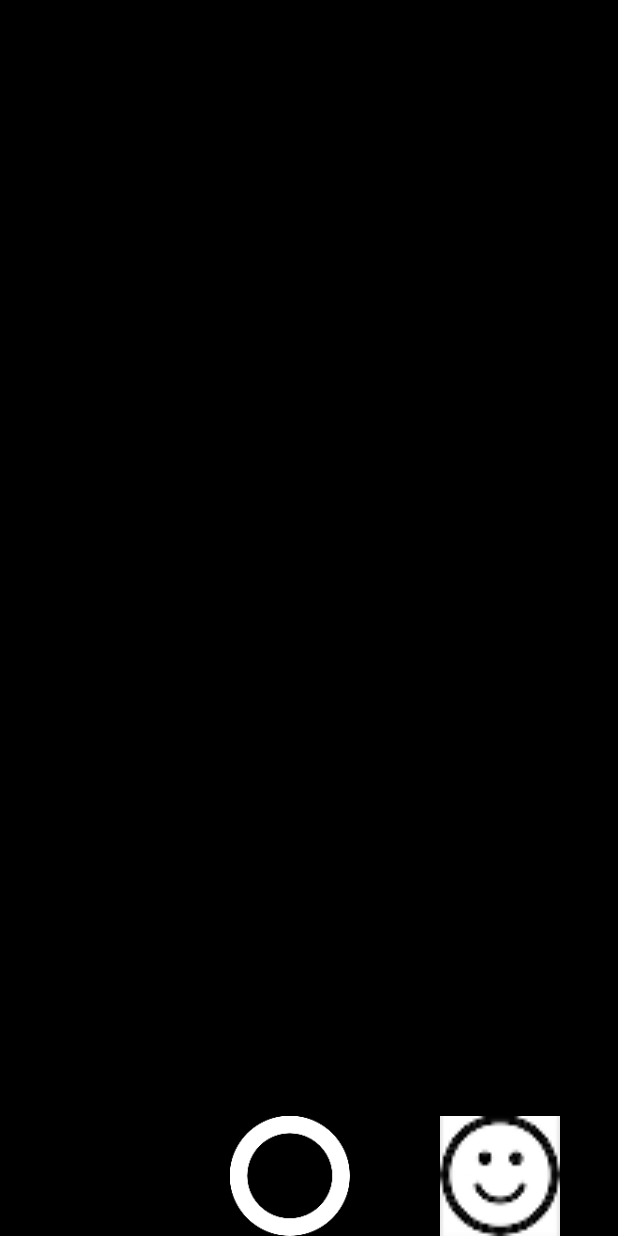
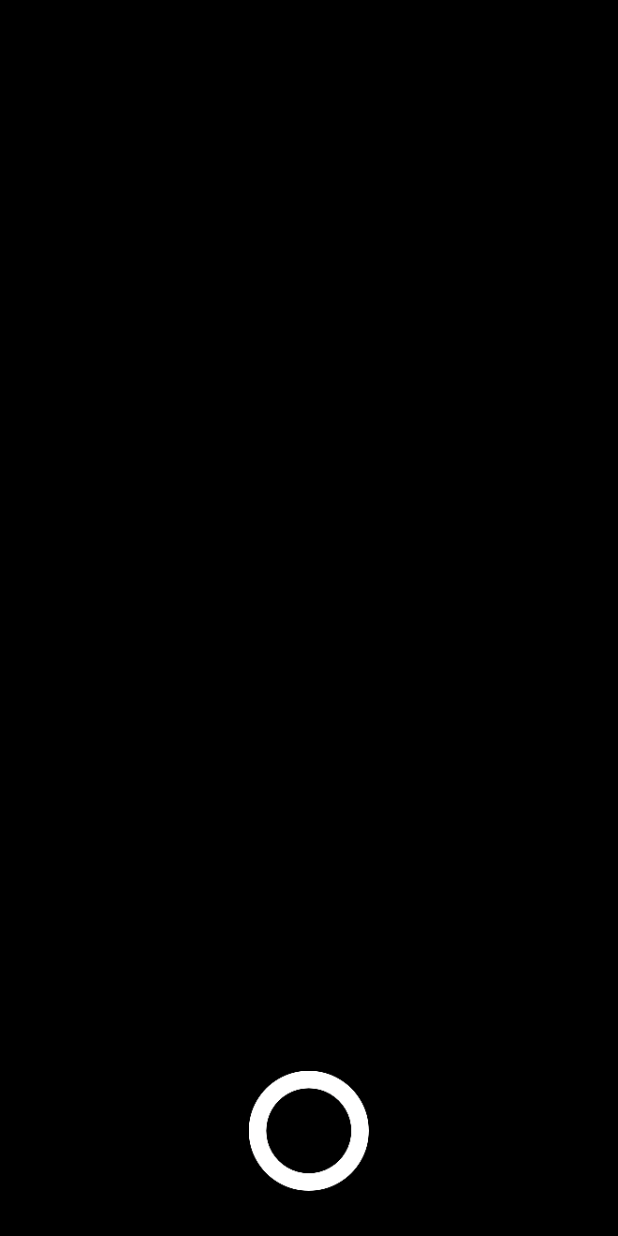
Before and after one commit to helloworldajou/android, an Android app: the layout activity_camera.xml on its own in the app's theme, with its tools: preview values and no code run, on a phone screen of 412 x 824 dp. Run offline under Robolectric (Android 15) with nearby library versions, the phone set to English and light mode, and no system bars.

Commit message:
manipulation done

```diff
--- a/app/src/main/java/com/tzutalin/dlibtest/FloatingCameraWindow.java
+++ b/app/src/main/java/com/tzutalin/dlibtest/FloatingCameraWindow.java
@@ -1,6 +1,5 @@
 package com.tzutalin.dlibtest;
 
-import android.app.ActivityManager;
 import android.content.Context;
 import android.content.Intent;
 import android.graphics.Bitmap;
@@ -19,15 +18,11 @@ import android.view.LayoutInflater;
 import android.view.MotionEvent;
 import android.view.View;
 import android.view.WindowManager;
-import android.view.animation.Animation;
-import android.view.animation.AnimationUtils;
+
 import android.widget.FrameLayout;
 import android.widget.ImageView;
 import android.widget.TextView;
 import android.widget.Toast;
-
-import com.tzutalin.dlibtest.Communication.Communication;
-import com.tzutalin.dlibtest.Communication.Manipulation_setting;
 
 import java.io.File;
 import java.io.FileOutputStream;
@@ -36,8 +31,6 @@ import java.lang.ref.WeakReference;
 import java.text.SimpleDateFormat;
 import java.util.Date;
 
-import static android.support.v4.content.ContextCompat.startActivity;
-import static java.lang.Thread.sleep;
 
 /**
  * Created by Tzutalin on 2016/5/25
@@ -241,14 +234,7 @@ public class FloatingCameraWindow {
         public boolean onTouchEvent(MotionEvent event) {
             Toast.makeText(mContext, ""+(int)event.getRawX()+"    "+event.getRawY()  , Toast.LENGTH_SHORT).show();
 
-            switch (event.getAction()) {
-                case MotionEvent.ACTION_DOWN:
-                    Intent intent = new Intent();
-                    intent.setClass(mContext.getApplicationContext(), Manipulation_setting.class);
-                    mContext.getApplicationContext().startActivity(intent);
-            }
-
-                /*backgroundHandler.post(new Runnable() {
+                backgroundHandler.post(new Runnable() {
                         @Override
                         public void run() {
                             File screenShot = ScreenShot(floatView);
@@ -257,7 +243,7 @@ public class FloatingCameraWindow {
                                 mContext.sendBroadcast(new Intent(Intent.ACTION_MEDIA_SCANNER_SCAN_FILE, Uri.fromFile(screenShot)));
                             }
                         }
-                    });*/
+                    });
 
             return true;
         }
--- a/app/src/main/res/layout/activity_camera.xml
+++ b/app/src/main/res/layout/activity_camera.xml
@@ -1,59 +1,41 @@
 <?xml version="1.0" encoding="utf-8"?><!--
  Copyright 2014 The Android Open Source Project
-
  Licensed under the Apache License, Version 2.0 (the "License");
  you may not use this file except in compliance with the License.
  You may obtain a copy of the License at
-
      http://www.apache.org/licenses/LICENSE-2.0
-
  Unless required by applicable law or agreed to in writing, software
  distributed under the License is distributed on an "AS IS" BASIS,
  WITHOUT WARRANTIES OR CONDITIONS OF ANY KIND, either express or implied.
  See the License for the specific language governing permissions and
  limitations under the License.
 -->
-
 <LinearLayout xmlns:android="http://schemas.android.com/apk/res/android"
     xmlns:app="http://schemas.android.com/apk/res-auto"
     xmlns:tools="http://schemas.android.com/tools"
+    android:orientation="vertical"
     android:layout_width="match_parent"
     android:layout_height="match_parent"
     android:background="#000"
-    android:orientation="vertical"
-    android:weightSum="1"
-    tools:context="com.tzutalin.dlibtest.CameraActivity">
+    tools:context="com.tzutalin.dlibtest.CameraActivity"
+    android:weightSum="1">
 
     <FrameLayout
         android:id="@+id/container"
         android:layout_width="wrap_content"
         android:layout_height="wrap_content"
-        android:layout_weight="1" />
+        android:layout_weight="1"
+        />
 
-    <LinearLayout
-        android:layout_width="match_parent"
+    <ImageView
+        android:layout_width="80dp"
         android:layout_height="80dp"
-        android:layout_gravity="bottom"
-        android:orientation="horizontal">
+        android:layout_marginBottom="30dp"
+        android:src="@mipmap/circle_outline"
+        android:scaleType="fitXY"
+        android:id="@+id/imageView2"
+        android:layout_gravity="center|bottom"
+        />
 
-        <ImageView
-            android:id="@+id/imageView2"
-            android:layout_width="80dp"
-            android:layout_height="80dp"
-            android:layout_marginBottom="30dp"
-            android:layout_marginLeft="153dp"
-            android:scaleType="fitXY"
-            android:src="@mipmap/circle_outline" />
-
-        <ImageView
-            android:id="@+id/imageView3"
-            android:layout_width="80dp"
-            android:layout_height="80dp"
-            android:layout_gravity="right"
-            android:layout_marginBottom="30dp"
-            android:layout_marginLeft="60dp"
-            android:scaleType="fitXY"
-            android:src="@mipmap/manipulation" />
-    </LinearLayout>
 
 </LinearLayout>
```
Also changed, not shown: 14 other files.
